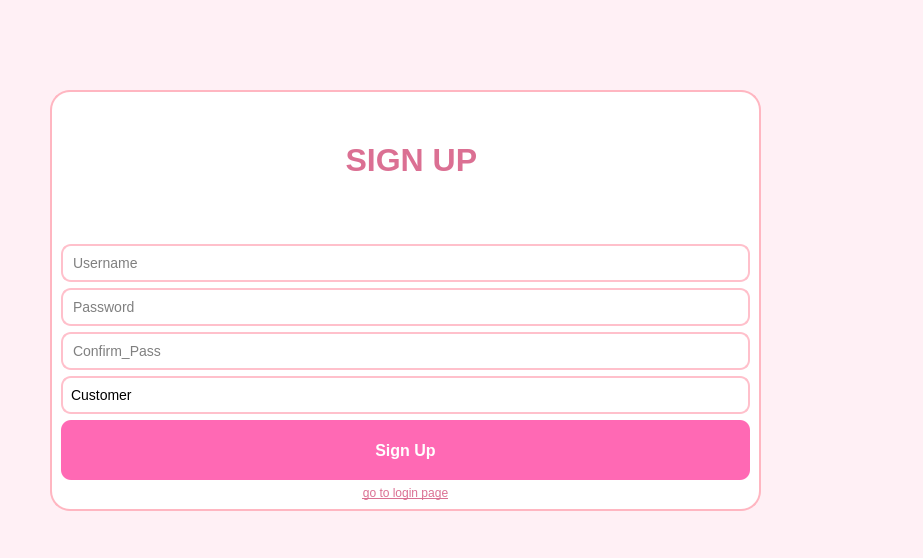
Above: bookClub/src/ui/registerpage.ui from sarinab-eng/bookCLUB before the change. Below: the same form after it.
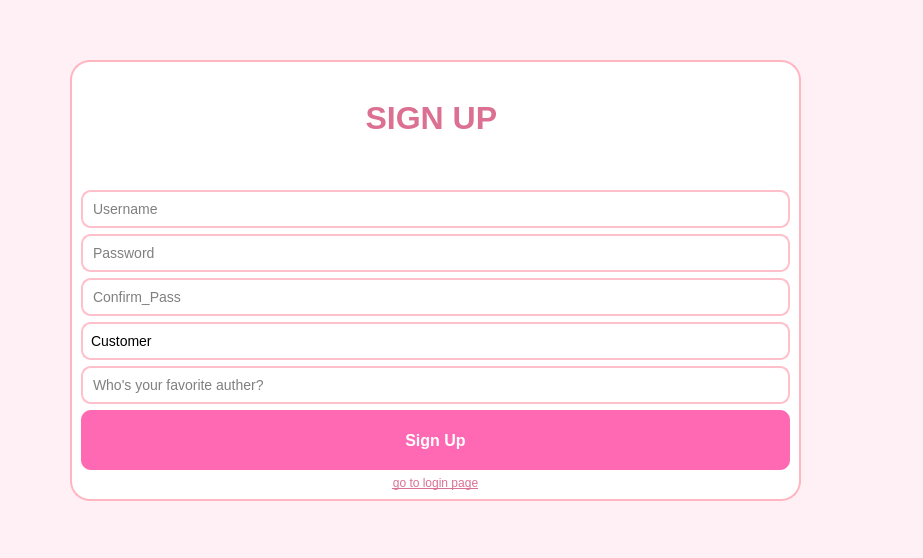
That is the form after the change.

The edit to the form file:
```diff
--- a/bookClub/src/ui/registerpage.ui
+++ b/bookClub/src/ui/registerpage.ui
@@ -86,10 +86,10 @@
   <widget class="QFrame" name="registerFrame">
    <property name="geometry">
     <rect>
-     <x>50</x>
-     <y>90</y>
-     <width>711</width>
-     <height>421</height>
+     <x>70</x>
+     <y>60</y>
+     <width>731</width>
+     <height>441</height>
     </rect>
    </property>
    <property name="styleSheet">
@@ -161,6 +161,13 @@
       </item>
      </widget>
     </item>
+    <item>
+     <widget class="QLineEdit" name="securityAnswerLineEdit">
+      <property name="placeholderText">
+       <string>Who's your favorite auther?</string>
+      </property>
+     </widget>
+    </item>
     <item>
      <widget class="QPushButton" name="registerButton">
       <property name="cursor">
```
